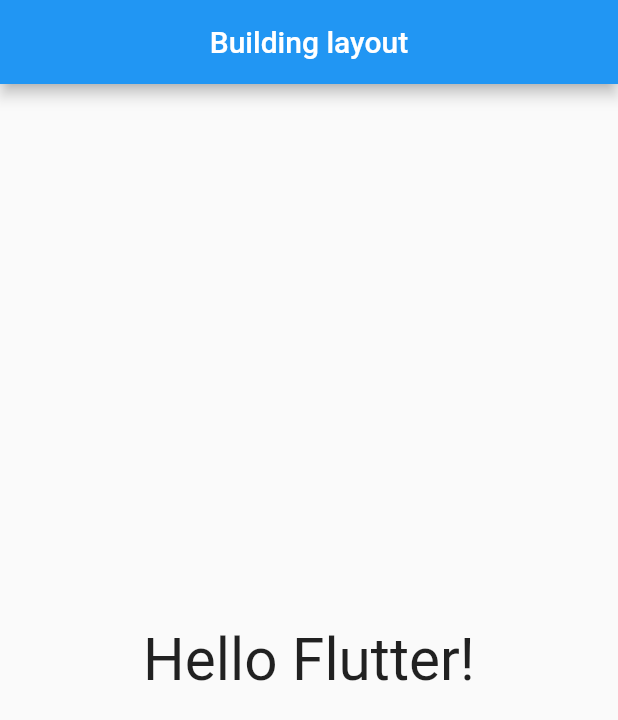
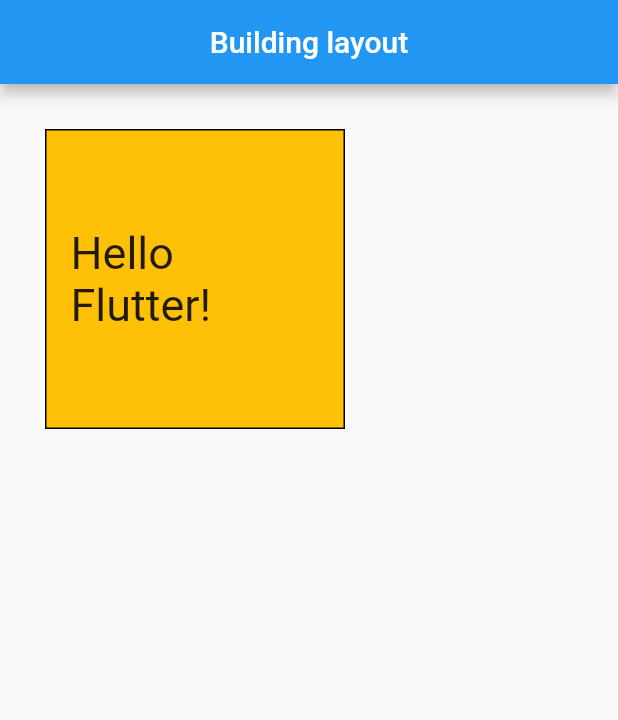
Before and after one commit to sadykovs/ui_components, a Flutter app: the screen it shows after launch, on a phone screen of 412 x 824 dp. Shown: the top 720 px of the screen. Run offline on Flutter 3.47's test engine with Material 2 defaults, Android fonts, the phone set to English and light mode, and no system bars.

Commit message:
aligment center container

```diff
--- a/lib/main.dart
+++ b/lib/main.dart
@@ -12,9 +12,15 @@
               title: Text("Building layout"),
               centerTitle: true,
             ),
-            body: Align(
+            body: Container(
+              padding: EdgeInsets.all(16),
+              width: 200,
+              height: 200,
+              margin: EdgeInsets.all(30),
               alignment: Alignment.center,
-              child: Text('Hello Flutter!', style: TextStyle(fontSize: 39)),
+              decoration:
+                  BoxDecoration(color: Colors.amber, border: Border.all()),
+              child: Text('Hello Flutter!', style: TextStyle(fontSize: 30)),
             )));
   }
 }
```
